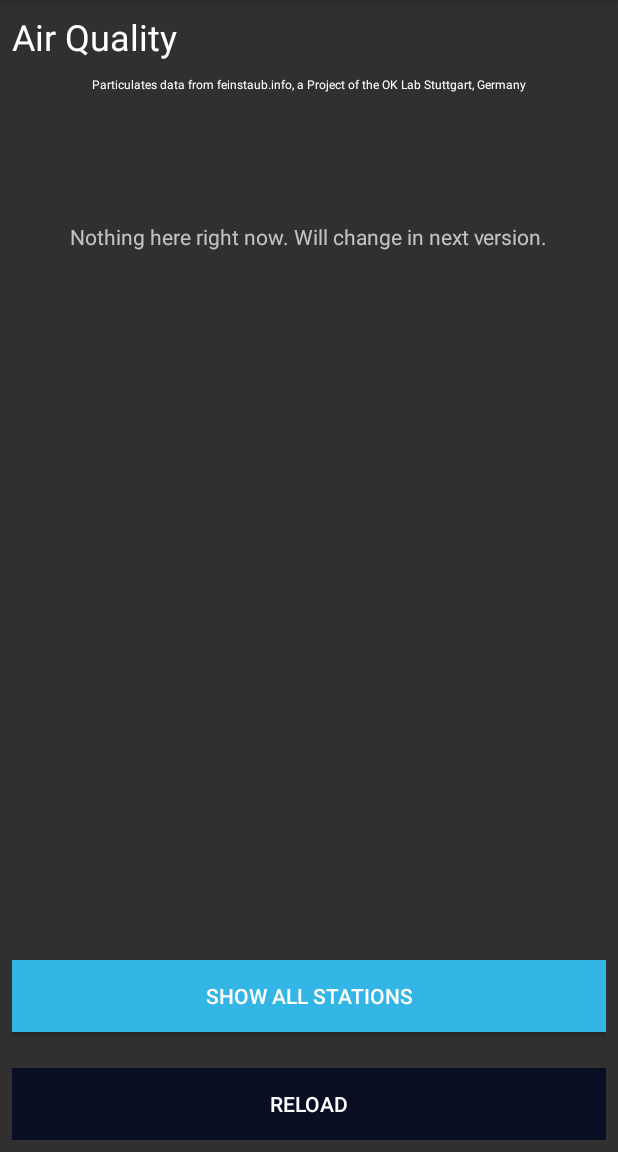
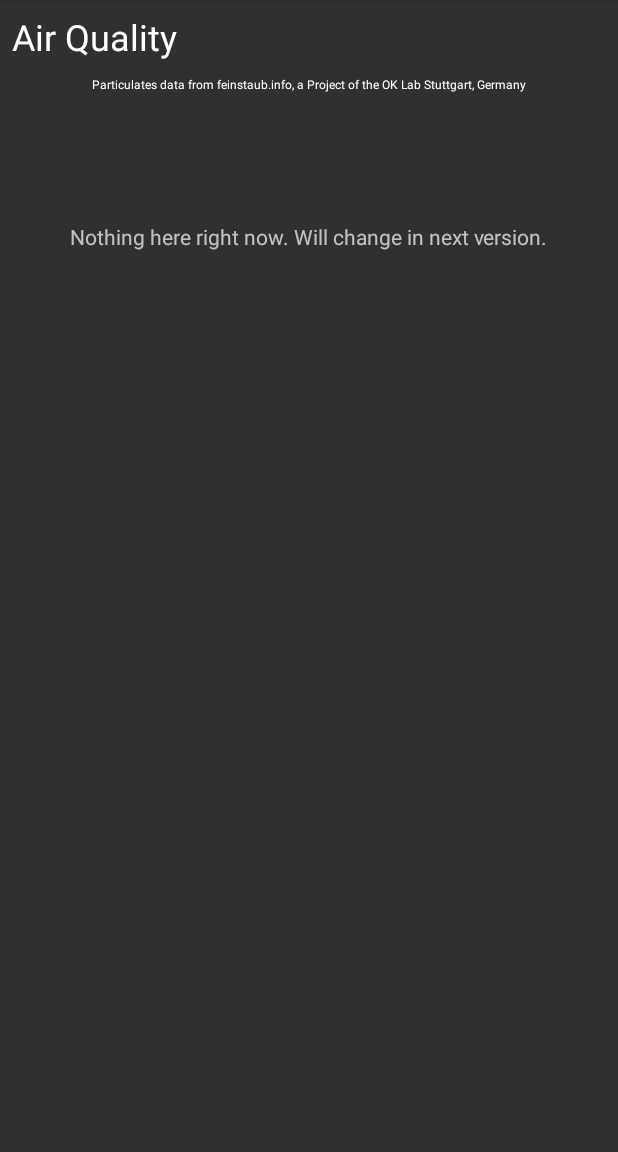
Before and after one commit to bedawi/Smog, an Android app: the screen it shows after launch (MainActivity), on a phone screen of 412 x 824 dp, the part 84-1236 px from its top. Run offline under Robolectric (Android 15) with nearby library versions, the phone set to English and light mode, and no system bars; our stand-ins replace ButterKnife; 2 statements that could not run were skipped.

Commit message:
Removed buttons, added menu

```diff
--- a/app/src/main/res/layout/activity_main.xml
+++ b/app/src/main/res/layout/activity_main.xml
@@ -22,18 +22,6 @@
         android:layout_alignParentTop="true"
         android:textAppearance="@style/TextAppearance.AppCompat.Headline"/>
 
-
-    <Button
-        android:text="@string/reload"
-        android:layout_width="match_parent"
-        android:layout_height="wrap_content"
-        android:layout_alignParentBottom="true"
-        android:layout_alignParentLeft="true"
-        android:layout_alignParentStart="true"
-        android:id="@+id/reloadButton"
-        style="@style/Widget.AppCompat.Button.Colored"
-        android:background="@color/colorPrimaryDark"
-        android:textColor="#FFFFFF"/>
 
     <LinearLayout
         android:id="@+id/StationsListLayout"
@@ -70,19 +58,6 @@
         </RelativeLayout>
     </LinearLayout>
 
-    <Button
-        android:text="@string/show_all_stations"
-        android:layout_width="match_parent"
-        android:layout_height="wrap_content"
-        android:id="@+id/showStationsButton"
-        style="@style/Widget.AppCompat.Button.Colored"
-        android:textColor="#FFFFFF"
-        android:layout_marginBottom="24dp"
-        android:layout_above="@+id/reloadButton"
-        android:layout_alignParentLeft="true"
-        android:layout_alignParentStart="true"
-        android:background="@android:color/holo_blue_light"/>
-
     <TextView
         android:text="Nothing here right now. Will change in next version."
         android:layout_width="wrap_content"
--- a/app/src/main/res/values/strings.xml
+++ b/app/src/main/res/values/strings.xml
@@ -16,5 +16,6 @@
     <string name="PM10">PM 10</string>
     <string name="PM25">PM 2.5</string>
     <string name="TEMP">TEMP</string>
+    <string name="action_settings">Settings</string>
 
 </resources>
```
Also changed, not shown: app/src/main/res/menu/menu_main.xml (added, +20 -0 lines), 1 other file.
